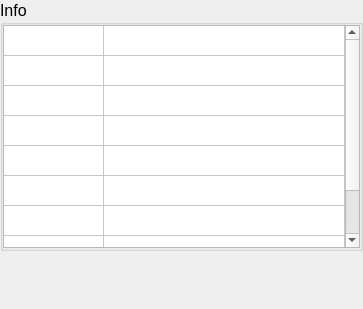
Above: source/wnd/ui/mrqinfo.ui from ww4u/megarobostudio before the change. Below: the same form after it.
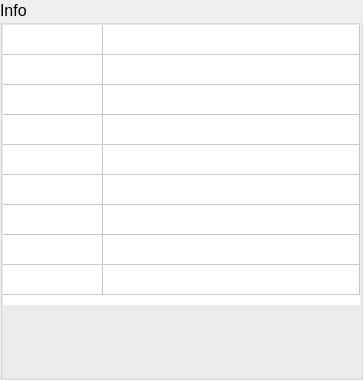
That is the form after the change.

Patch:
```diff
--- a/source/wnd/ui/mrqinfo.ui
+++ b/source/wnd/ui/mrqinfo.ui
@@ -7,7 +7,7 @@
     <x>0</x>
     <y>0</y>
     <width>363</width>
-    <height>309</height>
+    <height>380</height>
    </rect>
   </property>
   <property name="font">
@@ -35,19 +35,13 @@
     <number>0</number>
    </property>
    <item>
-    <widget class="QGroupBox" name="groupBox_2">
-     <property name="sizePolicy">
-      <sizepolicy hsizetype="Expanding" vsizetype="Expanding">
-       <horstretch>0</horstretch>
-       <verstretch>1</verstretch>
-      </sizepolicy>
-     </property>
+    <widget class="QGroupBox" name="groupBox">
      <property name="title">
       <string>Info</string>
      </property>
      <layout class="QVBoxLayout" name="verticalLayout_2">
       <property name="spacing">
-       <number>3</number>
+       <number>0</number>
       </property>
       <property name="leftMargin">
        <number>0</number>
@@ -66,12 +60,24 @@
         <property name="enabled">
          <bool>true</bool>
         </property>
+        <property name="minimumSize">
+         <size>
+          <width>0</width>
+          <height>280</height>
+         </size>
+        </property>
         <property name="font">
          <font>
           <family>Arial</family>
           <pointsize>12</pointsize>
          </font>
         </property>
+        <property name="frameShape">
+         <enum>QFrame::NoFrame</enum>
+        </property>
+        <property name="frameShadow">
+         <enum>QFrame::Sunken</enum>
+        </property>
         <property name="cornerButtonEnabled">
          <bool>true</bool>
         </property>
@@ -103,9 +109,6 @@
         <column/>
        </widget>
       </item>
-     </layout>
-    </widget>
-   </item>
    <item>
     <widget class="QLabel" name="labImg">
      <property name="text">
@@ -125,6 +128,9 @@
       </size>
      </property>
     </spacer>
+      </item>
+     </layout>
+    </widget>
    </item>
   </layout>
  </widget>
```
Left out of the diff: 2 changed lines with no effect on the pictures. Lines whose indentation alone changed are shown as unchanged.
